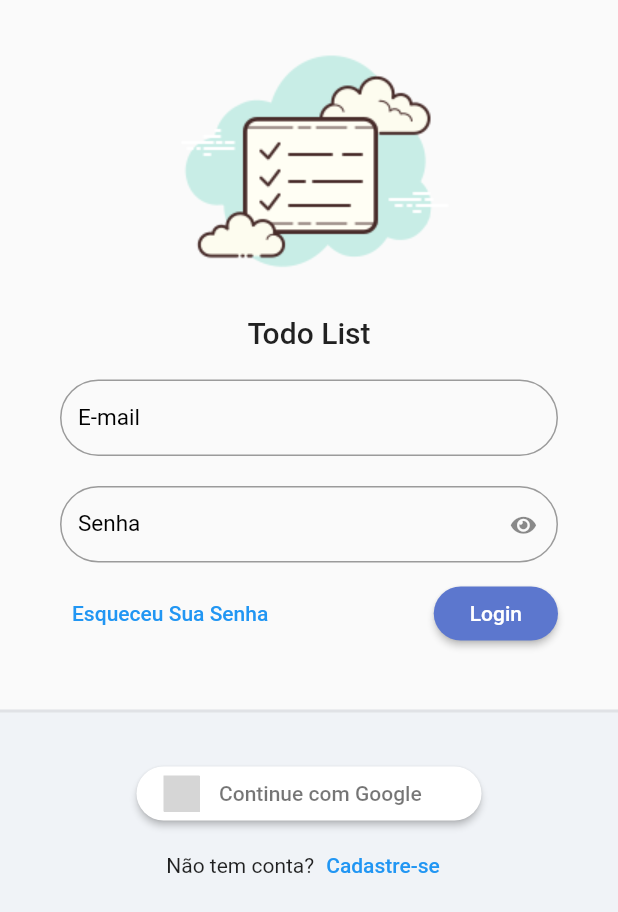
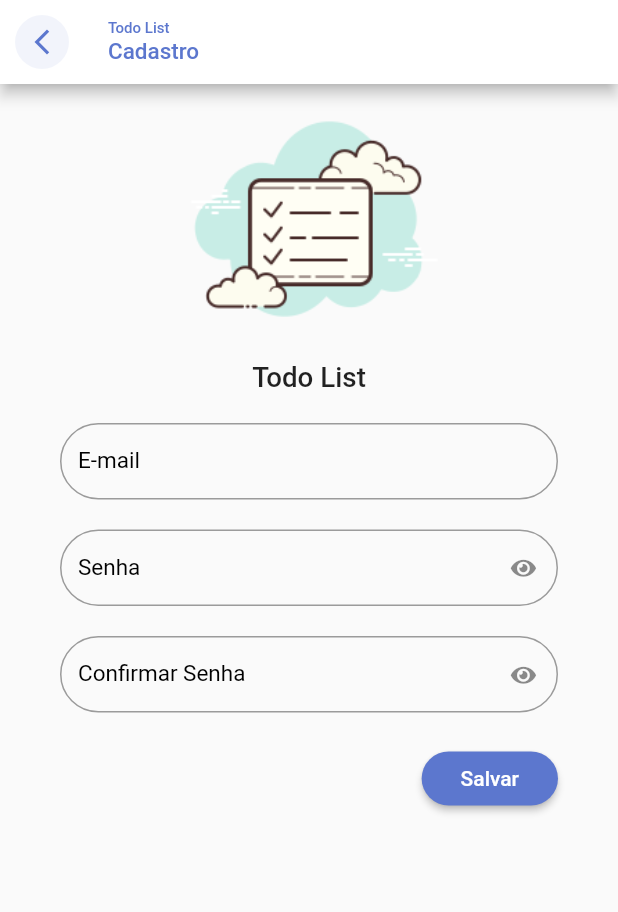
Before and after one commit to luestevam/todolist, a Flutter app: the screen it shows after launch, after a tap on "Cadastre-se", on a phone screen of 412 x 824 dp. Shown: the top 912 px of the screen. Run offline on Flutter 3.47's test engine with Material 2 defaults, Android fonts, the phone set to English and light mode, and no system bars; our stand-ins replace flutter_signin_button, google_fonts, sqflite, sqflite_common, synchronized; missing offline and left inert: dart:ffi; accounts and stored records are empty; Roboto replaces fonts that are missing (Mandali); grey boxes are pictures that could not be loaded.

Commit message:
🚧"Tela de cadastro"

```diff
--- /dev/null
+++ b/lib/app/modules/auth/auth_mudule.dart
@@ -0,0 +1,25 @@
+import 'package:provider/provider.dart';
+import '../../modules/auth/login/login_controller.dart';
+import '../../modules/auth/login/login_page.dart';
+import '../../modules/auth/register/register_page.dart';
+
+import '../../core/modules/todo_list_module.dart';
+import '../../modules/auth/register/register_controller.dart';
+
+class AuthModule extends TodoListModule {
+  AuthModule()
+      : super(
+          bindings: [
+            ChangeNotifierProvider(
+              create: (_) => LoginController(),
+            ),
+            ChangeNotifierProvider(
+              create: (_) => RegisterController(),
+            ),
+          ],
+          routers: {
+            '/login': (context) => LoginPage(),
+            '/register': ((context) => RegisterPage())
+          },
+        );
+}
--- a/lib/app/modules/splash/auth/login/login_page.dart
+++ b/lib/app/modules/auth/login/login_page.dart
@@ -1,7 +1,8 @@
 import 'package:flutter/material.dart';
 import 'package:flutter_signin_button/flutter_signin_button.dart';
-import '../../../../core/widget/todo_list_logo.dart';
-import '../../../../core/widget/todo_list_field.dart';
+
+import '../../../core/widget/todo_list_field.dart';
+import '../../../core/widget/todo_list_logo.dart';
 
 class LoginPage extends StatelessWidget {
   LoginPage({Key? key}) : super(key: key);
@@ -94,7 +95,9 @@
                             children: [
                               Text('Não tem conta?'),
                               TextButton(
-                                onPressed: () {},
+                                onPressed: () {
+                                  Navigator.of(context).pushNamed('/register');
+                                },
                                 child: Text('Cadastre-se'),
                               ),
                             ],
--- /dev/null
+++ b/lib/app/modules/auth/register/register_controller.dart
@@ -0,0 +1,3 @@
+import 'package:flutter/material.dart';
+
+class RegisterController extends ChangeNotifier {}
--- /dev/null
+++ b/lib/app/modules/auth/register/register_page.dart
@@ -0,0 +1,92 @@
+import 'package:flutter/material.dart';
+import 'package:todo_list/app/core/ui/theme_extensions.dart';
+import 'package:todo_list/app/core/widget/todo_list_field.dart';
+import 'package:todo_list/app/core/widget/todo_list_logo.dart';
+
+class RegisterPage extends StatelessWidget {
+  const RegisterPage({Key? key}) : super(key: key);
+
+  @override
+  Widget build(BuildContext context) {
+    return Scaffold(
+      appBar: AppBar(
+        backgroundColor: Colors.white,
+        title: Column(
+          crossAxisAlignment: CrossAxisAlignment.start,
+          children: [
+            Text(
+              'Todo List',
+              style: TextStyle(fontSize: 10, color: context.primaryColor),
+            ),
+            Text(
+              'Cadastro',
+              style: TextStyle(fontSize: 15, color: context.primaryColor),
+            ),
+          ],
+        ),
+        automaticallyImplyLeading: false,
+        leading: IconButton(
+          onPressed: () {},
+          icon: ClipOval(
+            child: Container(
+              color: context.primaryColor.withAlpha(20),
+              padding: const EdgeInsets.all(8),
+              child: Icon(
+                Icons.arrow_back_ios_new_outlined,
+                size: 20,
+                color: context.primaryColor,
+              ),
+            ),
+          ),
+        ),
+      ),
+      body: ListView(
+        children: [
+          Container(
+            height: MediaQuery.of(context).size.width * .5,
+            child: const FittedBox(
+              child: TodoListLogo(),
+              fit: BoxFit.fitHeight,
+            ),
+          ),
+          Padding(
+            padding: const EdgeInsets.symmetric(horizontal: 40, vertical: 20),
+            child: Form(
+              child: Column(
+                children: [
+                  TodoListField(label: 'E-mail'),
+                  SizedBox(height: 20),
+                  TodoListField(
+                    label: 'Senha',
+                    obscureText: true,
+                  ),
+                  SizedBox(height: 20),
+                  TodoListField(
+                    label: 'Confirmar Senha',
+                    obscureText: true,
+                  ),
+                  SizedBox(height: 20),
+                  Align(
+                    alignment: Alignment.bottomRight,
+                    child: ElevatedButton(
+                      onPressed: () {},
+                      child: Padding(
+                        padding: EdgeInsets.all(10),
+                        child: Text('Salvar'),
+                      ),
+                      style: ElevatedButton.styleFrom(
+                        shape: RoundedRectangleBorder(
+                          borderRadius: BorderRadius.circular(20),
+                        ),
+                      ),
+                    ),
+                  ),
+                ],
+              ),
+            ),
+          ),
+        ],
+      ),
+    );
+  }
+}
--- a/lib/app/modules/splash/auth/auth_mudule.dart
+++ /dev/null
@@ -1,19 +0,0 @@
-import 'package:provider/provider.dart';
-import 'package:todo_list/app/modules/splash/auth/login/login_controller.dart';
-import 'package:todo_list/app/modules/splash/auth/login/login_page.dart';
-
-import '../../../core/modules/todo_list_module.dart';
-
-class AuthModule extends TodoListModule {
-  AuthModule()
-      : super(
-          bindings: [
-            ChangeNotifierProvider(
-              create: (context) => LoginController(),
-            )
-          ],
-          routers: {
-            '/login': (context) => LoginPage(),
-          },
-        );
-}
--- a/lib/app/services/app_widget.dart
+++ b/lib/app/services/app_widget.dart
@@ -1,9 +1,9 @@
 import 'package:flutter/material.dart';
 import 'package:todo_list/app/core/ui/todo_list_ui_config.dart';
-import 'package:todo_list/app/modules/splash/auth/auth_mudule.dart';
 import 'package:todo_list/app/modules/splash/splash_page.dart';
 
 import '../core/database/sqlite_adm_connection.dart';
+import '../modules/auth/auth_mudule.dart';
 
 class AppWidget extends StatefulWidget {
   const AppWidget({Key? key}) : super(key: key);
```
Also changed, not shown: lib/app/modules/auth/login/login_controller.dart (renamed from lib/app/modules/splash/auth/login/login_controller.dart).
